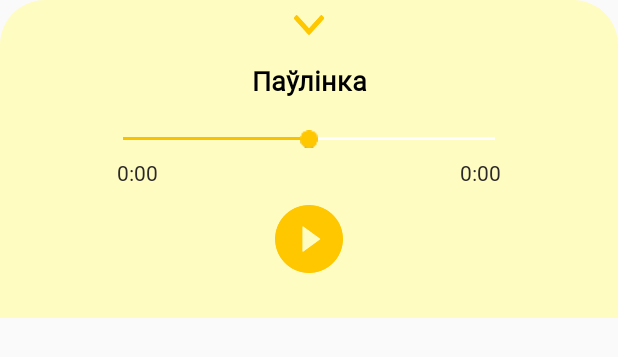
After one commit to ntnlbk/Spewnik, an Android app built with Jetpack Compose: the layout song_listen_dialog.xml on its own in the app's theme, with its tools: preview values and no code run, on a phone screen of 412 x 824 dp. The commit adds this screen. Shown: the top 357 px of the screen. Run offline under Robolectric (Android 15) with nearby library versions, the phone set to English and light mode, and no system bars.

Commit message:
Listen fragment dialog XML implemented

```diff
--- /dev/null
+++ b/app/src/main/res/drawable/listen_dialog_style.xml
@@ -0,0 +1,11 @@
+<?xml version="1.0" encoding="utf-8"?>
+<shape xmlns:android="http://schemas.android.com/apk/res/android">
+
+    <corners
+        android:topLeftRadius="30dp"
+        android:topRightRadius="30dp"
+        android:bottomRightRadius="0dp"
+        android:bottomLeftRadius="0dp"
+        />
+
+</shape>
--- a/app/src/main/res/layout/fragment_song.xml
+++ b/app/src/main/res/layout/fragment_song.xml
@@ -106,11 +106,15 @@
         android:layout_width="wrap_content"
         android:layout_height="wrap_content"
         android:text="@string/listen_btn_text"
+        android:paddingTop="35dp"
+        android:paddingBottom="18dp"
+        android:paddingRight="15dp"
+        android:paddingLeft="15dp"
         app:layout_constraintStart_toStartOf="parent"
         app:layout_constraintEnd_toEndOf="parent"
         app:layout_constraintTop_toBottomOf="@id/song_listen_ic"
         android:textStyle="bold"
-        android:layout_marginTop="-8dp"
+        android:layout_marginTop="-43dp"
         android:textSize="17sp"
         android:fontFamily="@font/myfont"
         android:textColor="@color/C2"/>
--- /dev/null
+++ b/app/src/main/res/layout/song_listen_dialog.xml
@@ -0,0 +1,93 @@
+<?xml version="1.0" encoding="utf-8"?>
+<RelativeLayout xmlns:android="http://schemas.android.com/apk/res/android"
+    xmlns:app="http://schemas.android.com/apk/res-auto"
+    android:layout_width="match_parent"
+    android:layout_height="match_parent"
+    xmlns:tools="http://schemas.android.com/tools"
+    android:background="@drawable/listen_dialog_style">
+
+    <LinearLayout
+        android:layout_width="match_parent"
+        android:layout_height="wrap_content"
+        android:background="@drawable/listen_dialog_style"
+        android:backgroundTint="@color/C16"
+        android:backgroundTintMode="src_in"
+        android:orientation="vertical">
+
+
+        <ImageView
+            android:id="@+id/close_dialog_btn"
+            android:layout_width="20dp"
+            android:layout_height="17.25dp"
+            android:layout_gravity="center_horizontal"
+            android:layout_marginTop="8.13dp"
+            android:contentDescription="@string/close_dialog_button"
+            app:srcCompat="@drawable/down_arrow_icon" />
+
+        <TextView
+            android:id="@+id/song_name_dialog_tv"
+            android:layout_width="match_parent"
+            android:layout_height="wrap_content"
+            android:layout_marginTop="16.13dp"
+            android:fontFamily="@font/myfont"
+            android:gravity="center"
+            tools:text="Паўлінка"
+            android:textColor="@color/C2"
+            android:textSize="18sp"
+            android:textStyle="bold" />
+
+        <SeekBar
+            android:id="@+id/song_seekbar"
+            android:layout_width="280dp"
+            android:layout_height="25dp"
+            android:layout_gravity="center_horizontal"
+            android:layout_marginTop="14dp"
+            android:progress="50"
+            android:progressBackgroundTint="@color/C18"
+            android:progressBackgroundTintMode="add"
+            android:progressTint="@color/C17"
+            android:thumb="@drawable/eclipse" />
+
+        <LinearLayout
+            android:layout_width="match_parent"
+            android:layout_height="match_parent"
+            android:orientation="horizontal">
+
+            <RelativeLayout
+                android:layout_width="match_parent"
+                android:layout_height="match_parent">
+
+                <TextView
+                    android:id="@+id/actual_time_tv"
+                    android:layout_width="wrap_content"
+                    android:layout_height="wrap_content"
+                    android:layout_marginStart="78dp"
+                    android:fontFamily="@font/myfont"
+                    tools:text="0:00"
+                    android:textColor="@color/C19" />
+
+                <TextView
+                    android:id="@+id/song_time_tv"
+                    android:layout_width="wrap_content"
+                    android:layout_height="wrap_content"
+                    android:layout_alignParentEnd="true"
+                    android:layout_marginEnd="78dp"
+                    android:fontFamily="@font/myfont"
+                    tools:text="0:00"
+                    android:textColor="@color/C19"/>
+            </RelativeLayout>
+        </LinearLayout>
+
+        <ImageView
+            android:id="@+id/play_btn"
+            android:layout_width="45dp"
+            android:layout_height="45dp"
+            android:layout_gravity="center_horizontal"
+            android:layout_marginTop="12.31dp"
+            android:layout_marginBottom="29.92dp"
+            android:contentDescription="@string/play_button_content_description"
+            app:srcCompat="@drawable/play_button_icon" />
+
+    </LinearLayout>
+
+</RelativeLayout>
--- a/app/src/main/res/values-night/colors.xml
+++ b/app/src/main/res/values-night/colors.xml
@@ -17,4 +17,8 @@
     <color name="C13">#484873</color>
     <color name="C14">#807340</color>
     <color name="C15">#75590b</color>
+    <color name="C16">#414141</color>
+    <color name="C17">#C99D00</color>
+    <color name="C18">#929292</color>
+    <color name="C19">#FFFFFF</color>
 </resources>
--- a/app/src/main/res/values/colors.xml
+++ b/app/src/main/res/values/colors.xml
@@ -17,4 +17,8 @@
     <color name="C13">#abdbed</color>
     <color name="C14">#ffe992</color>
     <color name="C15">#fff3c8</color>
+    <color name="C16">#FFFCC2</color>
+    <color name="C17">#F8C200</color>
+    <color name="C18">#FFFFFF</color>
+    <color name="C19">#2C2929</color>
 </resources>
```
Also changed, not shown: app/src/main/java/com/LibBib/spevn/presentation/SongFragment/SongFragment.kt (+11 -0 lines), app/src/main/java/com/LibBib/spevn/presentation/SongListenDialogFragment/SongListenDialogFragment.kt (added, +43 -0 lines), app/src/main/res/layout/test.xml (deleted, +0 -70 lines), app/src/main/res/drawable-night/down_arrow_icon.png (added), app/src/main/res/drawable-night/eclipse.png (added), app/src/main/res/drawable-night/play_button_icon.png (added), app/src/main/res/drawable/down_arrow_icon.png (added), app/src/main/res/drawable/eclipse.png (added), app/src/main/res/drawable/play_button_icon.png (added).
